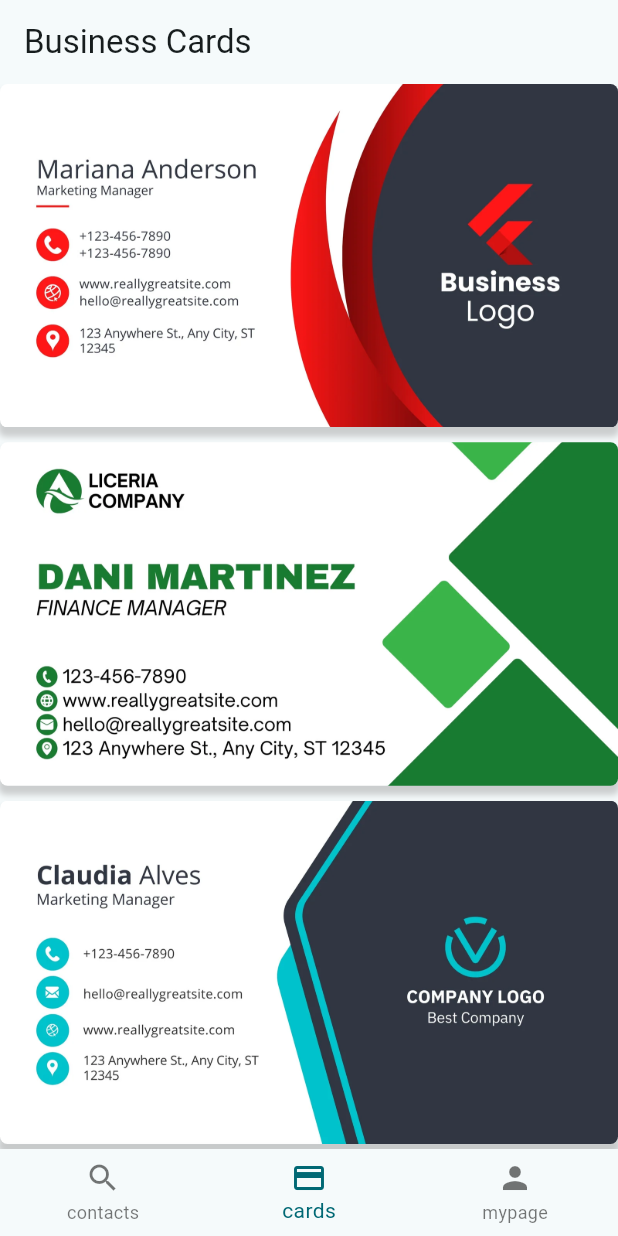
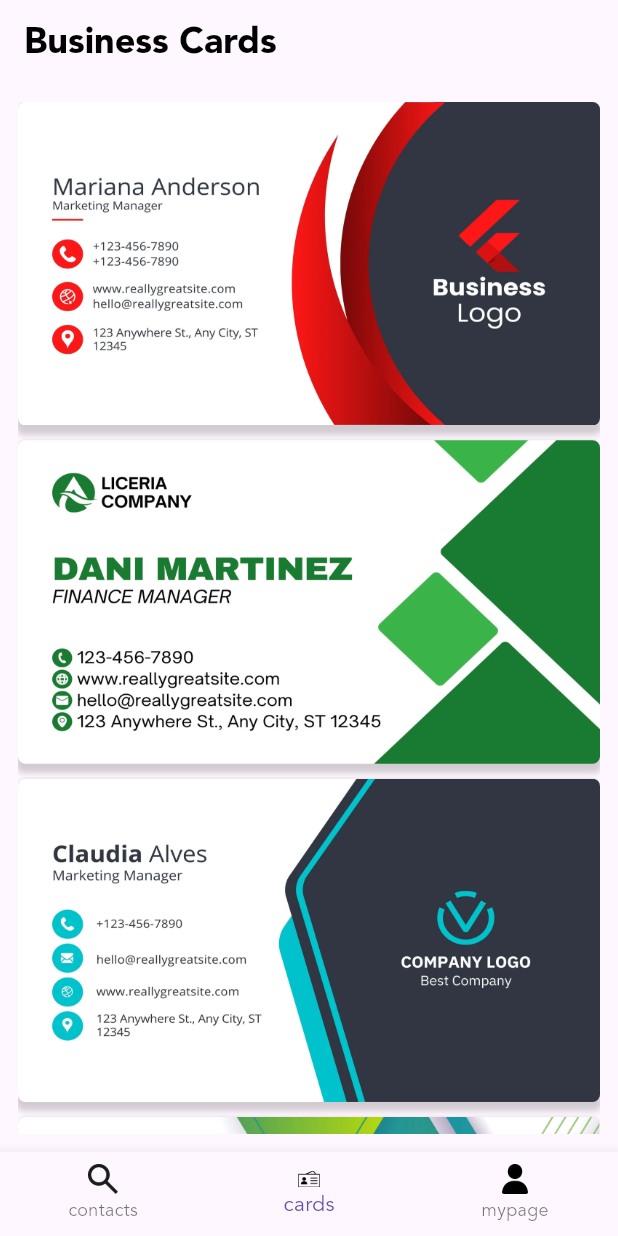
Before and after one commit to Unknown-Box/2024-Madcamp-week-1, a Flutter app: the screen it shows after launch, on a phone screen of 412 x 824 dp. Run offline on Flutter 3.47's test engine with Material 3 defaults, Android fonts, the light colour scheme and no system bars; our stand-ins replace flutter_linkify, google_generative_ai, image_picker, sqflite; accounts and stored records are empty.

Commit message:
Chore: seohyun

```diff
--- a/lib/main.dart
+++ b/lib/main.dart
@@ -17,8 +17,11 @@ class MyApp extends StatelessWidget {
   Widget build(BuildContext context) {
     return MaterialApp(
       title: 'Flutter Demo',
-      theme: theme,
+      // main font: 'Avenir' (assets/fonts/..)
+      theme: ThemeData(fontFamily: 'Avenir'),
+      themeMode: ThemeMode.system,
       home: const App(),
+      color: Colors.white,
     );
   }
 }
@@ -31,6 +34,7 @@ class App extends StatefulWidget {
 }
 
 class _AppState extends State<App> {
+
   int pageIndex = 1;
   Widget page = const Cards();
   String title = 'Business Cards';
@@ -40,10 +44,28 @@ class _AppState extends State<App> {
     return Scaffold(
       appBar: AppBar(
         title: Text(title),
+        titleTextStyle: TextStyle(
+          color: Colors.black,
+          fontSize: 24,
+          fontFamily: 'Avenir',
+          fontWeight: FontWeight.w800,
+        ),
         forceMaterialTransparency: true,
       ),
       body: page,
-      bottomNavigationBar: BottomNavigationBar(
+      bottomNavigationBar: Container(
+        decoration: BoxDecoration(
+          color: Colors.white,
+          boxShadow: [
+            BoxShadow(
+              color: Color.fromARGB(0, 0, 0, 1),
+              offset: Offset(0, -2.0),
+              blurRadius: 4,
+              spreadRadius: 0,
+            ),
+          ],
+        ),
+        child: BottomNavigationBar(
           currentIndex: pageIndex,
           onTap: (value) {
             setState(() {
@@ -66,21 +88,25 @@ class _AppState extends State<App> {
               }
             });
           },
-        items: const [
+          items: [
             BottomNavigationBarItem(
-            icon: Icon(Icons.search),
+              icon: Image.asset('assets/images/searchicon.png', width: 20, height: 20),
+              activeIcon: Image.asset('assets/images/searchicon.png', width: 15, height: 15),
               label: 'contacts',
             ),
             BottomNavigationBarItem(
-            icon: Icon(Icons.credit_card),
+              icon: Image.asset('assets/images/mainicon.png', width: 25, height: 25),
+              activeIcon: Image.asset('assets/images/mainicon.png', width: 15, height: 15),
               label: 'cards',
             ),
             BottomNavigationBarItem(
-            icon: Icon(Icons.person),
+              icon: Image.asset('assets/images/mypage.png', width: 20, height: 20),
+              activeIcon: Image.asset('assets/images/mypage.png', width: 15, height: 15),
               label: 'mypage',
             ),
           ],
         ),
+      ),
     );
   }
 }
--- a/lib/src/pages/cards.dart
+++ b/lib/src/pages/cards.dart
@@ -38,7 +38,11 @@ class _CardsState extends State<Cards> {
   @override
   Widget build(BuildContext context) {
     return Scaffold(
-      body: GridView.builder(
+      body: Center(
+        child: Padding(
+          padding: const EdgeInsets.all(12.0),
+          child: Container(
+            child: GridView.builder(
               shrinkWrap: true,
               physics: ScrollPhysics(),
               scrollDirection:Axis.vertical,
@@ -55,9 +59,14 @@ class _CardsState extends State<Cards> {
                     borderRadius: BorderRadius.circular(5.0),
                     image: DecorationImage(
                       image: AssetImage(imagesList[index]),
-                fit: BoxFit.cover,
+                      fit: BoxFit.fill,
                     ),
                     boxShadow: [
+                      BoxShadow(
+                        color: Color.fromARGB(70, 211, 211, 211),
+                        offset: Offset(0, -1.0),
+                        spreadRadius: 0,
+                      ),
                       BoxShadow(
                         color: Color.fromARGB(72, 98, 94, 94),
                         offset: Offset(0, 5.0),
@@ -69,6 +78,9 @@ class _CardsState extends State<Cards> {
                 );
               },
             ),
+          ),
+        ),
+      ),
     );
   }
 }
```
Also changed, not shown: lib/src/pages/contact.dart (+105 -43 lines), pubspec.yaml (+25 -11 lines), assets/images/mainicon.png (added), assets/images/mypage.png (added), assets/images/searchicon.png (added), pubspec.lock, 5 other files. Lines whose indentation alone changed are shown as unchanged.
